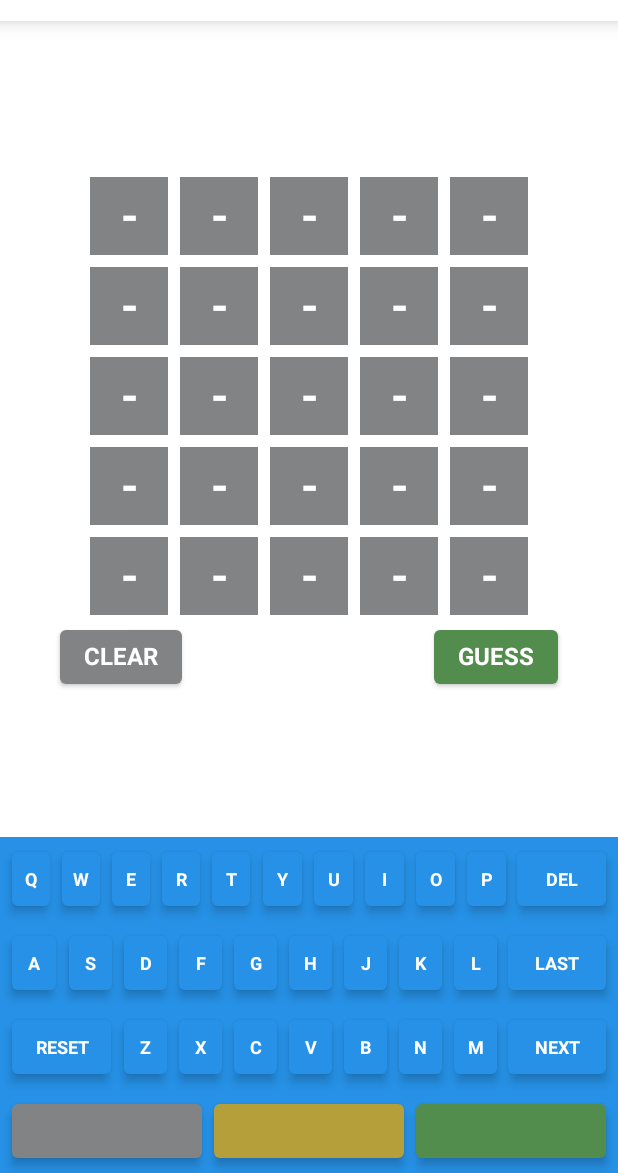
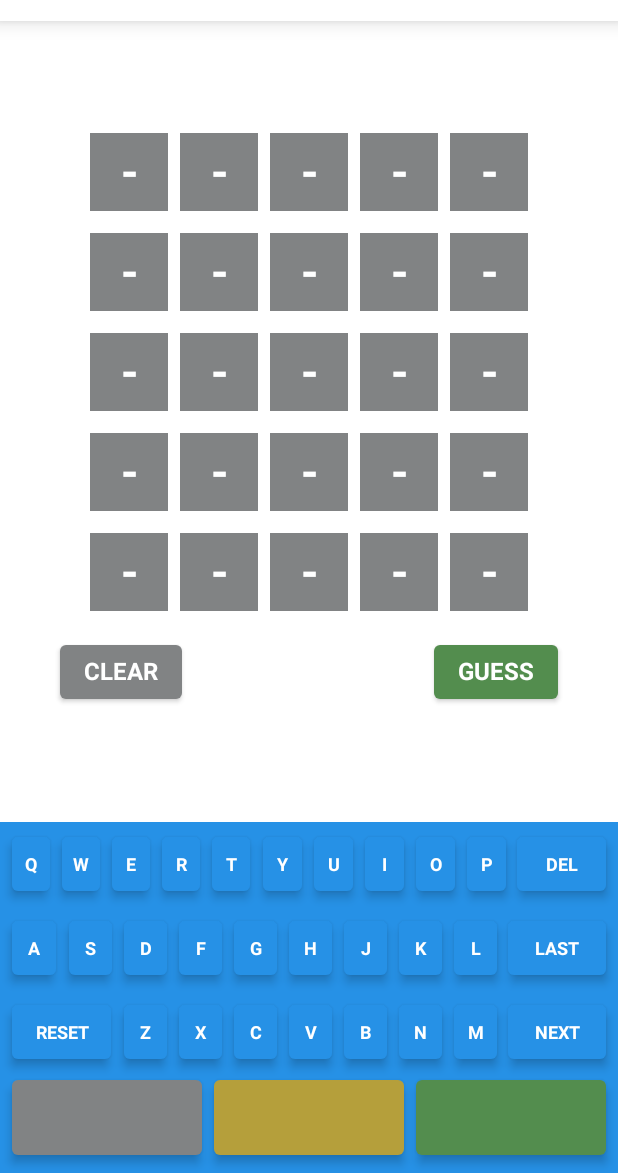
Before and after one commit to kalokcheung14/wordle-assist-android, an Android app built with Jetpack Compose: the screen it shows after launch (ComposeActivity), on a phone screen of 412 x 824 dp, the part 63-1236 px from its top. Run offline under Robolectric (Android 15) with nearby library versions, the phone set to English and light mode, and no system bars.

Commit message:
feat: Updated MainScreen views' weighting; Display content edge-to-edge and set colors for status bar and navigation bar

```diff
--- a/app/src/main/java/com/kalok/wordleassist/ComposeActivity.kt
+++ b/app/src/main/java/com/kalok/wordleassist/ComposeActivity.kt
@@ -2,19 +2,28 @@ package com.kalok.wordleassist
 
 import android.os.Bundle
 import androidx.activity.ComponentActivity
+import androidx.activity.SystemBarStyle
 import androidx.activity.compose.setContent
+import androidx.activity.enableEdgeToEdge
+import androidx.compose.foundation.isSystemInDarkTheme
 import androidx.compose.foundation.layout.fillMaxSize
 import androidx.compose.material.MaterialTheme
 import androidx.compose.material.Surface
+import androidx.compose.runtime.Composable
+import androidx.compose.runtime.LaunchedEffect
 import androidx.compose.ui.Modifier
+import androidx.compose.ui.graphics.toArgb
 import com.kalok.wordleassist.compose.WordleAssistTheme
 import com.kalok.wordleassist.compose.component.MainScreen
 
 class ComposeActivity : ComponentActivity() {
     override fun onCreate(savedInstanceState: Bundle?) {
+        enableEdgeToEdge()
         super.onCreate(savedInstanceState)
         setContent {
             WordleAssistTheme {
+                // Change status bar and navigation bar colors
+                ChangeSystemBarsTheme(lightTheme = !isSystemInDarkTheme())
                 // A surface container using the 'background' color from the theme
                 Surface(
                     modifier = Modifier.fillMaxSize(),
@@ -25,4 +34,32 @@ class ComposeActivity : ComponentActivity() {
             }
         }
     }
+
+    @Composable
+    private fun ChangeSystemBarsTheme(lightTheme: Boolean) {
+        val barColor = MaterialTheme.colors.secondaryVariant.toArgb()
+        LaunchedEffect(lightTheme) {
+            if (lightTheme) {
+                enableEdgeToEdge(
+                    statusBarStyle = SystemBarStyle.light(
+                        barColor,
+                        barColor,
+                    ),
+                    navigationBarStyle = SystemBarStyle.light(
+                        barColor,
+                        barColor,
+                    )
+                )
+            } else {
+                enableEdgeToEdge(
+                    statusBarStyle = SystemBarStyle.dark(
+                        barColor,
+                    ),
+                    navigationBarStyle = SystemBarStyle.dark(
+                        barColor,
+                    ),
+                )
+            }
+        }
+    }
 }
--- a/app/src/main/java/com/kalok/wordleassist/compose/component/ColorButton.kt
+++ b/app/src/main/java/com/kalok/wordleassist/compose/component/ColorButton.kt
@@ -1,6 +1,7 @@
 package com.kalok.wordleassist.compose.component
 
 import androidx.compose.foundation.layout.Column
+import androidx.compose.foundation.layout.fillMaxHeight
 import androidx.compose.material.Button
 import androidx.compose.material.ButtonDefaults
 import androidx.compose.runtime.Composable
@@ -24,7 +25,7 @@ fun ColorButton(
             defaultElevation = LocalDimensions.current.buttonElevationDefault,
             pressedElevation = LocalDimensions.current.buttonElevationPressed,
         ),
-        modifier = modifier,
+        modifier = modifier.fillMaxHeight(),
         colors = ButtonDefaults.buttonColors(color)
     ) {
 
@@ -37,8 +38,6 @@ fun ColorButtonPreview() {
     WordleAssistTheme {
         Column {
             ColorButton(color = Yellow)
-            ColorButton(color = Green)
-            ColorButton(color = Gray)
         }
     }
 }
--- a/app/src/main/java/com/kalok/wordleassist/compose/component/InputTable.kt
+++ b/app/src/main/java/com/kalok/wordleassist/compose/component/InputTable.kt
@@ -2,6 +2,7 @@ package com.kalok.wordleassist.compose.component
 
 import androidx.compose.foundation.layout.Column
 import androidx.compose.foundation.layout.Row
+import androidx.compose.foundation.layout.wrapContentHeight
 import androidx.compose.runtime.Composable
 import androidx.compose.ui.Modifier
 import androidx.compose.ui.tooling.preview.Preview
@@ -15,7 +16,11 @@ fun InputTable(
         modifier = modifier
     ) {
         repeat(5) {
-            Row {
+            Row(
+                modifier = Modifier
+                    .weight(1f)
+                    .wrapContentHeight()
+            ) {
                 repeat(5) {
                     AlphabetCell()
                 }
--- a/app/src/main/java/com/kalok/wordleassist/compose/component/KeyboardView.kt
+++ b/app/src/main/java/com/kalok/wordleassist/compose/component/KeyboardView.kt
@@ -51,6 +51,7 @@ fun KeyboardView(
             modifier = Modifier
                 .fillMaxWidth()
                 .padding(all = LocalDimensions.current.keyboardKeyMargin)
+                .padding(bottom = LocalDimensions.current.keyboardBottomPadding)
         ) {
             ColorButton(
                 color = Gray,
--- a/app/src/main/java/com/kalok/wordleassist/compose/component/MainScreen.kt
+++ b/app/src/main/java/com/kalok/wordleassist/compose/component/MainScreen.kt
@@ -22,7 +22,7 @@ fun MainScreen() {
                     .shadow(
                         elevation = 8.dp,
                         spotColor = MaterialTheme.colors.primary
-                    ),
+                    ).statusBarsPadding(),
             ) {
                 Text(
                     text = stringResource(id = R.string.app_name),
@@ -43,16 +43,22 @@ fun MainScreen() {
             modifier = Modifier
                 .fillMaxSize()
                 .padding(it)
+                .navigationBarsPadding()
         ) {
+            Spacer(modifier = Modifier.weight(1f))
             InputTable(
                 modifier = Modifier
-                    .padding(10.dp, 100.dp, 10.dp, 0.dp)
+                    .padding(10.dp, 0.dp, 10.dp, 0.dp)
+                    .wrapContentHeight()
                     .align(Alignment.CenterHorizontally)
+                    .weight(5f)
             )
             Row(
                 modifier = Modifier
                     .fillMaxWidth()
+                    .wrapContentHeight()
                     .padding(start = 40.dp, end = 40.dp)
+                    .weight(1f)
             ) {
                 Button(
                     onClick = { /*TODO*/ },
@@ -83,7 +89,9 @@ fun MainScreen() {
                 }
             }
             Spacer(modifier = Modifier.weight(1f))
-            KeyboardView()
+            KeyboardView(
+                modifier = Modifier.weight(3.5f)
+            )
         }
     }
 }
--- a/app/src/main/java/com/kalok/wordleassist/compose/dimen/BasicDimension.kt
+++ b/app/src/main/java/com/kalok/wordleassist/compose/dimen/BasicDimension.kt
@@ -11,4 +11,5 @@ data class BasicDimension (
     override val buttonElevationPressed: Dp = 2.dp,
     override val topBarMargin: Dp = 16.dp,
     override val topBarVerticalMargin: Dp = 4.dp,
+    override val keyboardBottomPadding: Dp = 8.dp,
 ): DimensionInterface
--- a/app/src/main/java/com/kalok/wordleassist/compose/dimen/DimensionInterface.kt
+++ b/app/src/main/java/com/kalok/wordleassist/compose/dimen/DimensionInterface.kt
@@ -10,4 +10,5 @@ interface DimensionInterface {
     val buttonElevationPressed: Dp
     val topBarMargin: Dp
     val topBarVerticalMargin: Dp
+    val keyboardBottomPadding: Dp
 }
```
